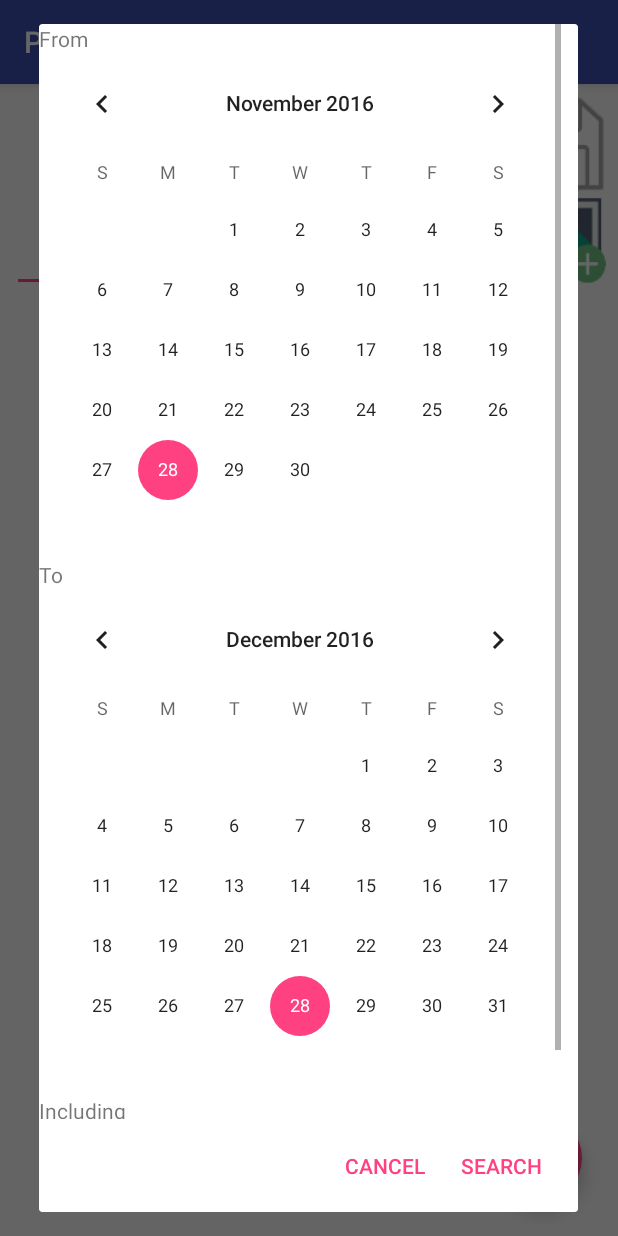
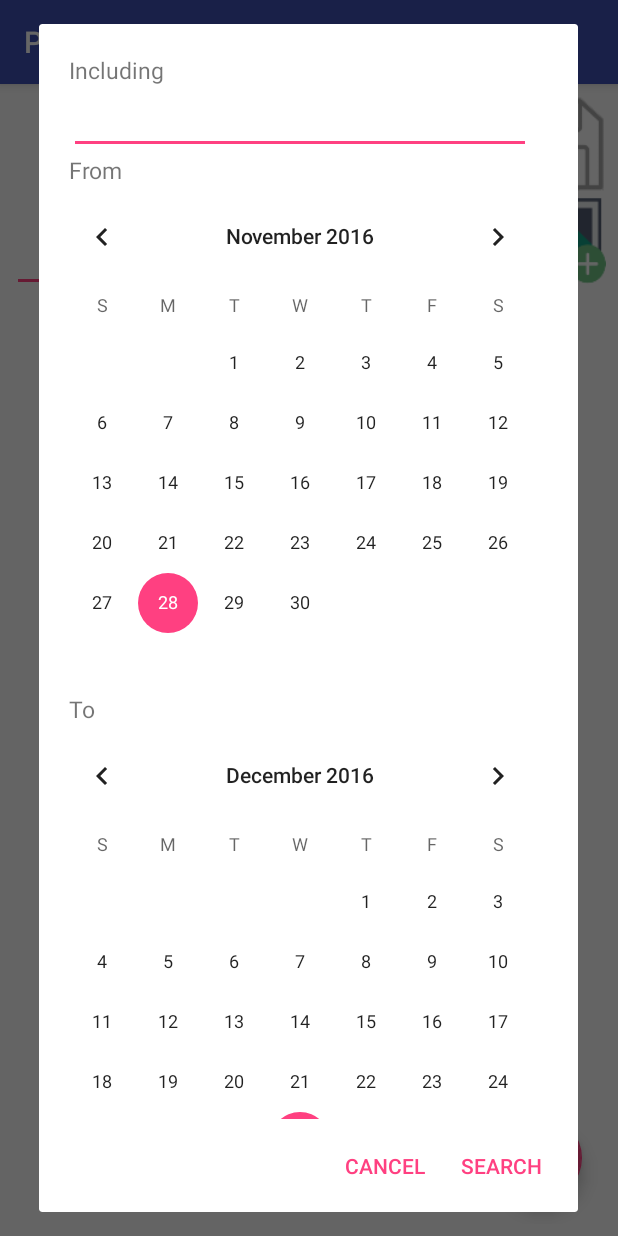
Before and after one commit to Medowhill/cs496proj1, an Android app: the fragment FreeFragment shown on its own in the app's theme, after a tap on an icon or button, on a phone screen of 412 x 824 dp. Run offline under Robolectric (Android 15) with nearby library versions, the phone set to English and light mode, and no system bars; libraries missing offline, so code that uses them is left out: com.squareup.otto; 1 statement that could not run was skipped.

Commit message:
interface update

```diff
--- a/app/src/main/res/layout/dialog_free_search.xml
+++ b/app/src/main/res/layout/dialog_free_search.xml
@@ -6,7 +6,8 @@
 
     <ScrollView
         android:layout_width="wrap_content"
-        android:layout_height="match_parent">
+        android:layout_height="match_parent"
+        android:scrollbars="none">
 
         <LinearLayout
             android:layout_width="wrap_content"
@@ -16,7 +17,26 @@
             <TextView
                 android:layout_width="wrap_content"
                 android:layout_height="wrap_content"
-                android:text="@string/free_search_from" />
+                android:layout_marginLeft="@dimen/free_dialog_search_margin"
+                android:layout_marginTop="@dimen/free_dialog_search_margin"
+                android:text="@string/free_search_include"
+                android:textSize="@dimen/free_dialog_search_textSize" />
+
+            <EditText
+                android:id="@+id/free_editText_search"
+                android:layout_width="match_parent"
+                android:layout_height="wrap_content"
+                android:layout_marginLeft="@dimen/free_dialog_search_margin"
+                android:layout_marginRight="@dimen/free_dialog_search_margin"
+                android:lines="1"
+                android:maxLines="1" />
+
+            <TextView
+                android:layout_width="wrap_content"
+                android:layout_height="wrap_content"
+                android:layout_marginLeft="@dimen/free_dialog_search_margin"
+                android:text="@string/free_search_from"
+                android:textSize="@dimen/free_dialog_search_textSize" />
 
             <CalendarView
                 android:id="@+id/free_calendarView1"
@@ -26,24 +46,14 @@
             <TextView
                 android:layout_width="wrap_content"
                 android:layout_height="wrap_content"
-                android:text="@string/free_search_to" />
+                android:layout_marginLeft="@dimen/free_dialog_search_margin"
+                android:text="@string/free_search_to"
+                android:textSize="@dimen/free_dialog_search_textSize" />
 
             <CalendarView
                 android:id="@+id/free_calendarView2"
                 android:layout_width="wrap_content"
                 android:layout_height="wrap_content" />
-
-            <TextView
-                android:layout_width="wrap_content"
-                android:layout_height="wrap_content"
-                android:text="@string/free_search_include" />
-
-            <EditText
-                android:id="@+id/free_editText_search"
-                android:layout_width="match_parent"
-                android:layout_height="wrap_content"
-                android:lines="1"
-                android:maxLines="1" />
         </LinearLayout>
     </ScrollView>
 </LinearLayout>
--- a/app/src/main/res/layout/fragment_free.xml
+++ b/app/src/main/res/layout/fragment_free.xml
@@ -64,17 +64,20 @@
             <TextView
                 android:layout_width="wrap_content"
                 android:layout_height="wrap_content"
-                android:text="@string/free_search_text" />
+                android:text="@string/free_search_text"
+                android:textSize="@dimen/free_search_textSize" />
+
+            <TextView
+                android:id="@+id/free_textView_include"
+                android:layout_width="wrap_content"
+                android:layout_height="wrap_content"
+                android:textSize="@dimen/free_search_textSize" />
 
             <TextView
                 android:id="@+id/free_textView_date"
                 android:layout_width="wrap_content"
-                android:layout_height="wrap_content" />
-
-            <TextView
-                android:id="@+id/free_textView_include"
-                android:layout_width="wrap_content"
-                android:layout_height="wrap_content" />
+                android:layout_height="wrap_content"
+                android:textSize="@dimen/free_search_textSize" />
         </LinearLayout>
 
         <android.support.v7.widget.RecyclerView
--- a/app/src/main/res/layout/item_free_cardview.xml
+++ b/app/src/main/res/layout/item_free_cardview.xml
@@ -20,7 +20,8 @@
 
             <LinearLayout
                 android:layout_width="match_parent"
-                android:layout_height="wrap_content">
+                android:layout_height="wrap_content"
+                android:layout_marginBottom="@dimen/free_cardView_imageView_margin">
 
                 <TextView
                     android:id="@+id/free_item_textView_content"
@@ -43,7 +44,6 @@
                 android:layout_width="match_parent"
                 android:layout_height="@dimen/free_cardView_imageView_height"
                 android:layout_marginBottom="@dimen/free_cardView_imageView_margin"
-                android:layout_marginTop="@dimen/free_cardView_imageView_margin"
                 android:scaleType="fitCenter"
                 android:visibility="gone" />
 
--- a/app/src/main/res/values/dimens.xml
+++ b/app/src/main/res/values/dimens.xml
@@ -13,6 +13,9 @@
     <dimen name="free_button_bottom_padding">10dp</dimen>
     <dimen name="free_cardView_imageView_height">160dp</dimen>
     <dimen name="free_cardView_content_textSize">20sp</dimen>
-    <dimen name="free_cardView_imageView_margin">7dp</dimen>
+    <dimen name="free_cardView_imageView_margin">12dp</dimen>
     <dimen name="free_dialog_imageButton_margin">20dp</dimen>
+    <dimen name="free_dialog_search_margin">20dp</dimen>
+    <dimen name="free_dialog_search_textSize">15sp</dimen>
+    <dimen name="free_search_textSize">15sp</dimen>
 </resources>
```
